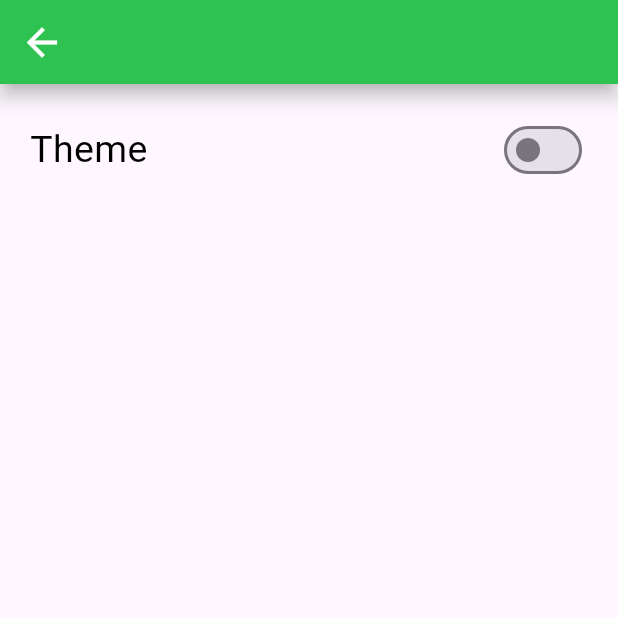
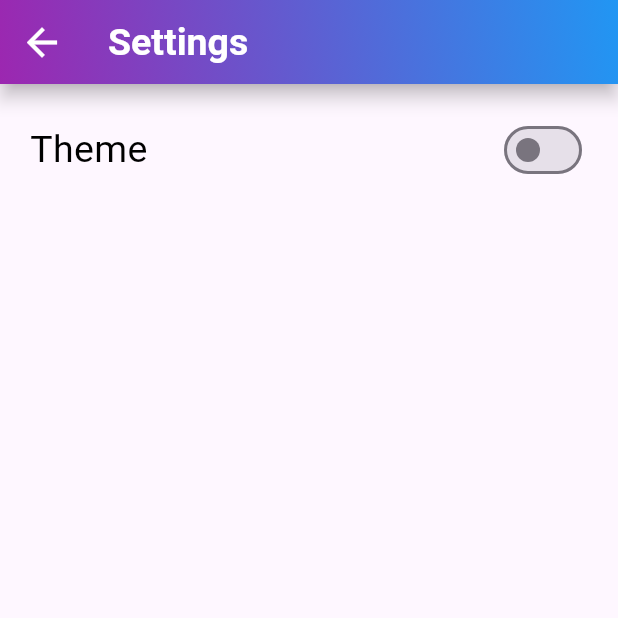
Before and after one commit to muhammed-shadil/Todo_, a Flutter app: the settingsPage screen opened directly, on a phone screen of 412 x 824 dp, the top half of it. Run offline on Flutter 3.47's test engine with Material 3 defaults, Android fonts, the phone set to English and light mode, and no system bars; our stand-ins replace get, hive, hive_flutter; accounts and stored records are empty.

Commit message:
FINAL ONE

```diff
--- a/lib/view/widgets/apptheme.dart
+++ b/lib/view/widgets/apptheme.dart
@@ -49,7 +49,7 @@ class AppThemes {
       brightness: Brightness.light,
       dividerColor: const Color(0xff757575),
       floatingActionButtonTheme: const FloatingActionButtonThemeData(
-        backgroundColor: Color(0xFF9395D3),
+        backgroundColor: Colors.black,
         foregroundColor: Colors.white,
       ),
       textButtonTheme: TextButtonThemeData(
--- a/lib/view/widgets/custom_button.dart
+++ b/lib/view/widgets/custom_button.dart
@@ -14,7 +14,7 @@ class CustomButton extends StatelessWidget {
   @override
   Widget build(BuildContext context) {
     return ElevatedButton(style: ElevatedButton.styleFrom(
-      backgroundColor: Colors.green,
+      backgroundColor: Colors.black12,
 
     ),
       onPressed: onpressed,
--- a/lib/view/widgets/settings.dart
+++ b/lib/view/widgets/settings.dart
@@ -12,7 +12,18 @@ class _settingsPageState extends State<settingsPage> {
   @override
   Widget build(BuildContext context) {
     return Scaffold(
-      appBar: AppBar(),
+      appBar: AppBar(
+        title: const Text("Settings"),
+        flexibleSpace: Container(
+          decoration: const BoxDecoration(
+            gradient: LinearGradient(
+              colors: [Colors.purple, Colors.blue],
+              begin: Alignment.bottomLeft,
+              end: Alignment.topRight,
+            ),
+          ),
+        ),
+      ),
       body: Padding(
         padding: const EdgeInsets.all(20.0),
         child: Column(children: [
```
Also changed, not shown: lib/view/homepage.dart (+8 -4 lines), lib/view/widgets/editpage.dart (+19 -3 lines), lib/view/widgets/profile.dart (+14 -1 lines).
